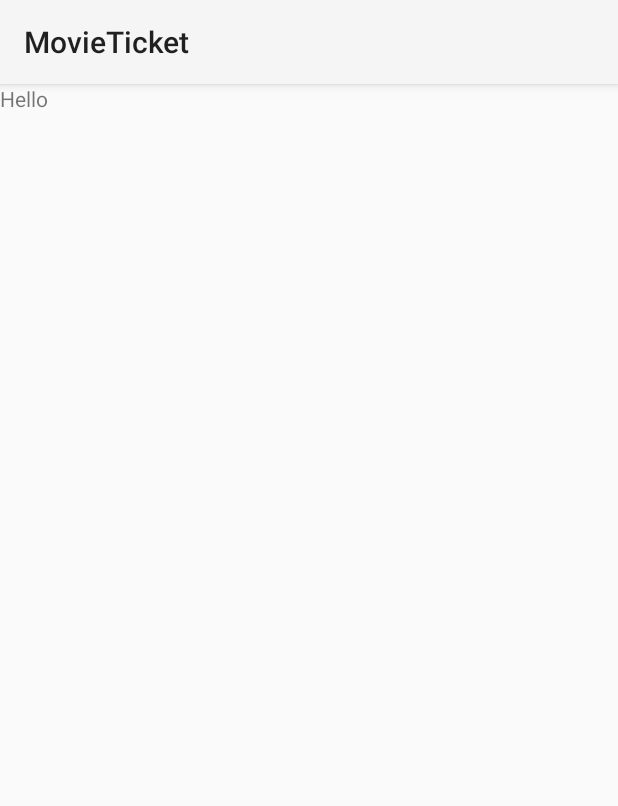
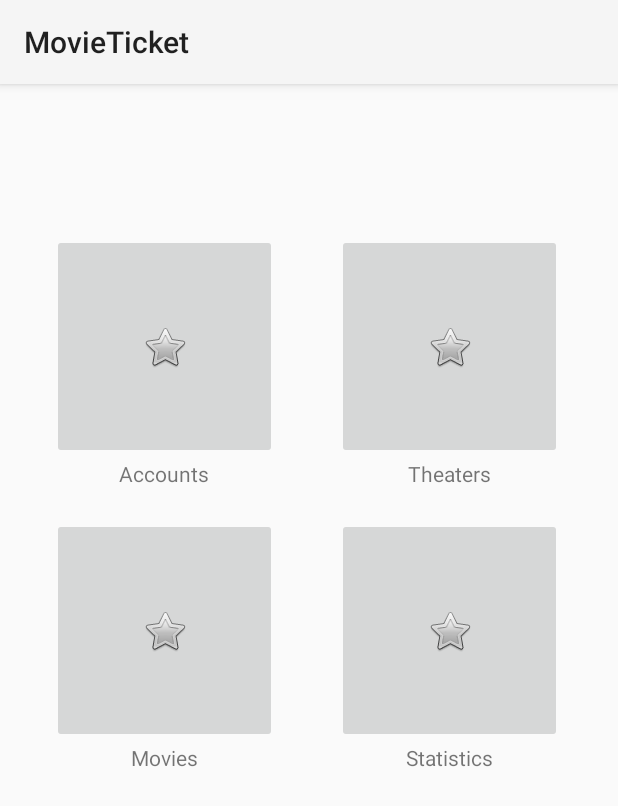
Before and after one commit to HaoNhatt/CS300---Group-2, an Android app built with Jetpack Compose: the StaffMainMenuFragment screen opened through its navigation route, on a phone screen of 412 x 824 dp. Shown: the top 806 px of the screen. Run offline under Robolectric (Android 15) with nearby library versions, the phone set to English and light mode, and no system bars.

Commit message:
layout for staff login and staff main menu

```diff
--- a/src/app/src/main/java/com/example/movieticket/FirstFragment.kt
+++ b/src/app/src/main/java/com/example/movieticket/FirstFragment.kt
@@ -32,7 +32,7 @@ class FirstFragment : Fragment() {
             findNavController().navigate(R.id.action_firstFragment_to_customerMainMenuFragment)
         }
         binding.staffButton.setOnClickListener {
-            findNavController().navigate(R.id.action_firstFragment_to_staffMainMenuFragment)
+            findNavController().navigate(R.id.action_firstFragment_to_staffLoginFragment)
         }
     }
 
--- a/src/app/src/main/java/com/example/movieticket/staff/StaffMainMenuFragment.kt
+++ b/src/app/src/main/java/com/example/movieticket/staff/StaffMainMenuFragment.kt
@@ -7,7 +7,7 @@ import android.view.LayoutInflater
 import android.view.View
 import android.view.ViewGroup
 import com.example.movieticket.databinding.FragmentStaffMainMenuBinding
-import com.example.movieticket.staff.StaffViewModel
+import com.example.movieticket.staff.data.StaffViewModel
 
 class StaffMainMenuFragment : Fragment() {
 
--- /dev/null
+++ b/src/app/src/main/java/com/example/movieticket/staff/data/StaffViewModel.kt
@@ -0,0 +1,24 @@
+package com.example.movieticket.staff.data
+
+import androidx.lifecycle.ViewModel
+
+class StaffViewModel : ViewModel() {
+    private var staff: StaffProfile? = null
+
+    fun tryLogin(username: String, password: String): Boolean {
+//        if valid, set the current staff profile return true
+
+        staff = StaffProfile("name", 20, "sex", "email", "phone", true)
+        return true
+
+//        if (TODO()) {
+//            staff =
+//            return true
+//        }
+//        return false
+    }
+
+    fun staffLogout() {
+        staff = null
+    }
+}
--- a/src/app/src/main/java/com/example/movieticket/staff/StaffViewModel.kt
+++ b/src/app/src/main/java/com/example/movieticket/user/UserViewModel.kt
@@ -1,7 +1,7 @@
-package com.example.movieticket.staff
+package com.example.movieticket.user
 
 import androidx.lifecycle.ViewModel
 
-class StaffViewModel : ViewModel() {
+class UserViewModel : ViewModel() {
     // TODO: Implement the ViewModel
 }
--- a/src/app/src/main/res/layout/fragment_customer_main_menu.xml
+++ b/src/app/src/main/res/layout/fragment_customer_main_menu.xml
@@ -3,7 +3,7 @@
     xmlns:tools="http://schemas.android.com/tools"
     android:layout_width="match_parent"
     android:layout_height="match_parent"
-    tools:context=".CustomerMainMenuFragment">
+    tools:context=".UserMainMenuFragment">
 
     <TextView
         android:layout_width="match_parent"
--- a/src/app/src/main/res/layout/fragment_first.xml
+++ b/src/app/src/main/res/layout/fragment_first.xml
@@ -2,7 +2,7 @@
 <androidx.constraintlayout.widget.ConstraintLayout xmlns:android="http://schemas.android.com/apk/res/android"
     xmlns:app="http://schemas.android.com/apk/res-auto"
     xmlns:tools="http://schemas.android.com/tools"
-    android:id="@+id/frameLayout"
+    android:id="@+id/staffMainMenuLayout"
     android:layout_width="match_parent"
     android:layout_height="match_parent"
     tools:context=".FirstFragment">
--- a/src/app/src/main/res/layout/fragment_staff_main_menu.xml
+++ b/src/app/src/main/res/layout/fragment_staff_main_menu.xml
@@ -1,13 +1,123 @@
 <?xml version="1.0" encoding="utf-8"?>
-<FrameLayout xmlns:android="http://schemas.android.com/apk/res/android"
+<androidx.constraintlayout.widget.ConstraintLayout xmlns:android="http://schemas.android.com/apk/res/android"
+    xmlns:app="http://schemas.android.com/apk/res-auto"
     xmlns:tools="http://schemas.android.com/tools"
+    android:id="@+id/staffMainMenuLayout"
     android:layout_width="match_parent"
     android:layout_height="match_parent"
-    tools:context=".StaffMainMenuFragment">
+    tools:context=".StaffMainMenuFragment" >
 
-    <TextView
-        android:layout_width="match_parent"
-        android:layout_height="match_parent"
-        android:text="Hello" />
+    <androidx.constraintlayout.widget.Guideline
+        android:id="@+id/guideline"
+        android:layout_width="wrap_content"
+        android:layout_height="wrap_content"
+        android:orientation="vertical"
+        app:layout_constraintGuide_begin="205dp" />
 
-</FrameLayout>
+
+    <LinearLayout
+        android:id="@+id/linearLayout1"
+        android:layout_width="wrap_content"
+        android:layout_height="wrap_content"
+        android:layout_marginTop="100dp"
+        android:layout_marginEnd="20dp"
+        android:orientation="vertical"
+        app:layout_constraintEnd_toStartOf="@id/guideline"
+        app:layout_constraintTop_toTopOf="parent">
+
+        <ImageButton
+            android:id="@+id/accountsButton"
+            android:layout_width="150dp"
+            android:layout_height="150dp"
+            android:layout_weight="1"
+            android:importantForAccessibility="no"
+            android:src="@android:drawable/btn_star" />
+
+        <TextView
+            android:layout_width="match_parent"
+            android:layout_height="wrap_content"
+            android:layout_weight="1"
+            android:text="@string/accounts"
+            android:textAlignment="center" />
+
+    </LinearLayout>
+
+    <LinearLayout
+        android:id="@+id/linearLayout2"
+        android:layout_width="wrap_content"
+        android:layout_height="wrap_content"
+        android:layout_marginStart="20dp"
+        android:orientation="vertical"
+        app:layout_constraintStart_toStartOf="@id/guideline"
+        app:layout_constraintTop_toTopOf="@id/linearLayout1">
+
+        <ImageButton
+            android:id="@+id/TheatersButton"
+            android:layout_width="150dp"
+            android:layout_height="150dp"
+            android:layout_weight="1"
+            android:importantForAccessibility="no"
+            android:src="@android:drawable/btn_star" />
+
+        <TextView
+            android:layout_width="match_parent"
+            android:layout_height="wrap_content"
+            android:layout_weight="1"
+            android:text="@string/theaters"
+            android:textAlignment="center" />
+    </LinearLayout>
+
+    <LinearLayout
+        android:id="@+id/linearLayout3"
+        android:layout_width="wrap_content"
+        android:layout_height="wrap_content"
+        android:layout_marginTop="20dp"
+        android:layout_marginEnd="20dp"
+        android:orientation="vertical"
+        app:layout_constraintEnd_toStartOf="@id/guideline"
+        app:layout_constraintTop_toBottomOf="@id/linearLayout1">
+
+        <ImageButton
+            android:id="@+id/moviesButton"
+            android:layout_width="150dp"
+            android:layout_height="150dp"
+            android:layout_weight="1"
+            android:importantForAccessibility="no"
+            android:src="@android:drawable/btn_star" />
+
+        <TextView
+            android:layout_width="match_parent"
+            android:layout_height="wrap_content"
+            android:layout_weight="1"
+            android:text="@string/movies"
+            android:textAlignment="center" />
+
+    </LinearLayout>
+
+    <LinearLayout
+        android:id="@+id/linearLayout4"
+        android:layout_width="wrap_content"
+        android:layout_height="wrap_content"
+        android:layout_marginStart="20dp"
+        android:orientation="vertical"
+        app:layout_constraintStart_toStartOf="@id/guideline"
+        app:layout_constraintTop_toTopOf="@id/linearLayout3">
+
+        <ImageButton
+            android:id="@+id/statisticsButton"
+            android:layout_width="150dp"
+            android:layout_height="150dp"
+            android:layout_weight="1"
+            android:importantForAccessibility="no"
+            android:src="@android:drawable/btn_star" />
+
+        <TextView
+            android:layout_width="match_parent"
+            android:layout_height="wrap_content"
+            android:layout_weight="1"
+            android:text="@string/statistics"
+            android:textAlignment="center" />
+    </LinearLayout>
+
+
+</androidx.constraintlayout.widget.ConstraintLayout>
--- a/src/app/src/main/res/navigation/nav_graph.xml
+++ b/src/app/src/main/res/navigation/nav_graph.xml
@@ -11,7 +11,7 @@
         android:label="StaffMainMenuFragment" />
     <fragment
         android:id="@+id/customerMainMenuFragment"
-        android:name="com.example.movieticket.CustomerMainMenuFragment"
+        android:name="com.example.movieticket.UserMainMenuFragment"
         android:label="fragment_customer_main_menu"
         tools:layout="@layout/fragment_customer_main_menu" />
     <fragment
@@ -23,7 +23,16 @@
             android:id="@+id/action_firstFragment_to_customerMainMenuFragment"
             app:destination="@id/customerMainMenuFragment" />
         <action
-            android:id="@+id/action_firstFragment_to_staffMainMenuFragment"
+            android:id="@+id/action_firstFragment_to_staffLoginFragment"
+            app:destination="@id/staffLoginFragment" />
+    </fragment>
+    <fragment
+        android:id="@+id/staffLoginFragment"
+        android:name="com.example.movieticket.staff.StaffLoginFragment"
+        android:label="fragment_staff_login"
+        tools:layout="@layout/fragment_staff_login" >
+        <action
+            android:id="@+id/action_staffLoginFragment_to_staffMainMenuFragment"
             app:destination="@id/staffMainMenuFragment" />
     </fragment>
 </navigation>
--- a/src/app/src/main/res/values/colors.xml
+++ b/src/app/src/main/res/values/colors.xml
@@ -7,4 +7,5 @@
     <color name="teal_700">#FF018786</color>
     <color name="black">#FF000000</color>
     <color name="white">#FFFFFFFF</color>
+    <color name="app_color_theme">#324a59</color>
 </resources>
--- /dev/null
+++ b/src/app/src/main/res/values/dimens.xml
@@ -0,0 +1,5 @@
+<resources>
+    <!-- Default screen margins, per the Android Design guidelines. -->
+    <dimen name="fragment_horizontal_margin">16dp</dimen>
+    <dimen name="fragment_vertical_margin">16dp</dimen>
+</resources>
--- a/src/app/src/main/res/values/strings.xml
+++ b/src/app/src/main/res/values/strings.xml
@@ -2,4 +2,19 @@
     <string name="app_name">MovieTicket</string>
     <!-- TODO: Remove or change this placeholder text -->
     <string name="hello_blank_fragment">Hello blank fragment</string>
+    <!-- Strings related to login -->
+    <string name="prompt_email">Email</string>
+    <string name="prompt_password">Password</string>
+    <string name="action_sign_in">Sign in or register</string>
+    <string name="action_sign_in_short">Sign in</string>
+    <string name="welcome">"Welcome!"</string>
+    <string name="invalid_username">Not a valid username</string>
+    <string name="invalid_password">Password must be >5 characters</string>
+    <string name="login_failed">"Login failed"</string>
+    <string name="username">Username</string>
+    <string name="log_in">LOG IN</string>
+    <string name="accounts">Accounts</string>
+    <string name="theaters">Theaters</string>
+    <string name="movies">Movies</string>
+    <string name="statistics">Statistics</string>
 </resources>
--- a/src/build.gradle.kts
+++ b/src/build.gradle.kts
@@ -15,4 +15,5 @@ plugins {
     id ("com.android.library") version "8.2.0" apply false
     id("org.jetbrains.kotlin.android") version "1.8.20" apply false
     id("com.google.devtools.ksp") version "1.8.20-1.0.10" apply false
+    id("com.google.gms.google-services") version "4.4.0" apply false
 }
```
Also changed, not shown: src/app/build.gradle.kts (+9 -1 lines), src/app/src/main/java/com/example/movieticket/Customer/CustomerViewModel.kt (deleted, +0 -7 lines), src/app/src/main/java/com/example/movieticket/staff/StaffLoginFragment.kt (added, +40 -0 lines), src/app/src/main/java/com/example/movieticket/staff/data/DataClasses.kt (added, +11 -0 lines), src/app/src/main/java/com/example/movieticket/user/UserMainMenuFragment.kt (renamed from src/app/src/main/java/com/example/movieticket/Customer/CustomerMainMenuFragment.kt, +5 -5 lines), src/app/src/main/res/layout/fragment_staff_login.xml (added, +67 -0 lines).
